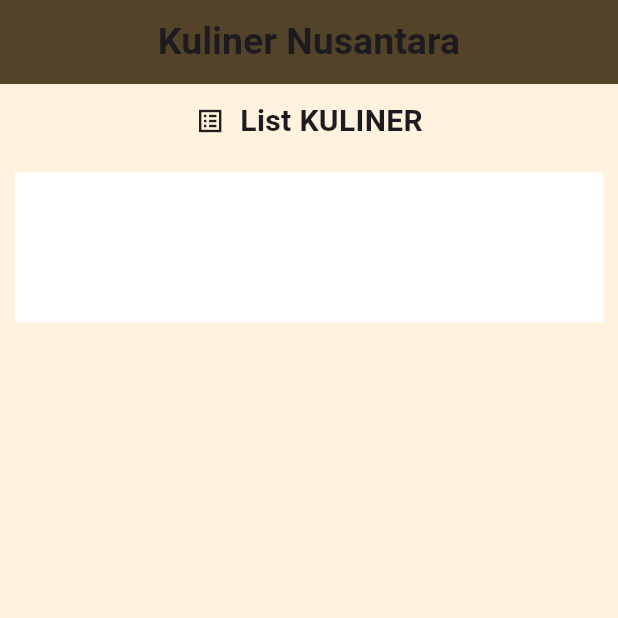
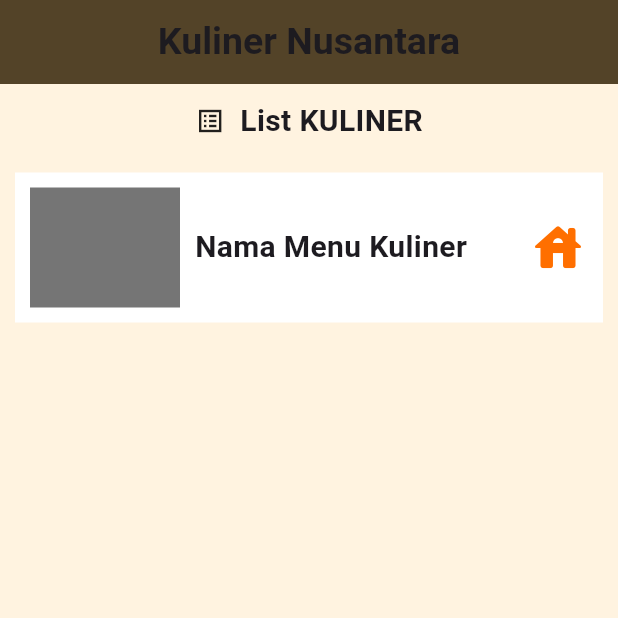
Before and after one commit to helmiazkia/listkuliner, a Flutter app: the screen it shows after launch, on a phone screen of 412 x 824 dp, the top half of it. Run offline on Flutter 3.47's test engine with Material 3 defaults, Android fonts, the phone set to English and light mode, and no system bars.

Commit message:
merevisi padding

```diff
--- a/lib/pages/home_page.dart
+++ b/lib/pages/home_page.dart
@@ -30,8 +30,29 @@ class HomePage extends StatelessWidget {
           ),
           SizedBox(height: 20),
           Container(
+            padding: EdgeInsets.all(10),
             height: 100,
             decoration: BoxDecoration(color: Colors.white),
+            child: Row(
+              children: [
+                Container(
+                  margin: EdgeInsets.only(right: 10),
+                  width: 100,
+                  decoration: BoxDecoration(color: Colors.black54),
+                ),
+                Expanded(
+                  child: Text(
+                    "Nama Menu Kuliner",
+                    style: textHeader2,
+                  ),
+                ),
+                Icon(
+                  Icons.house_rounded,
+                  size: 40,
+                  color: iconColor,
+                ),
+              ],
+            ),
           )
         ]),
       ),
```
